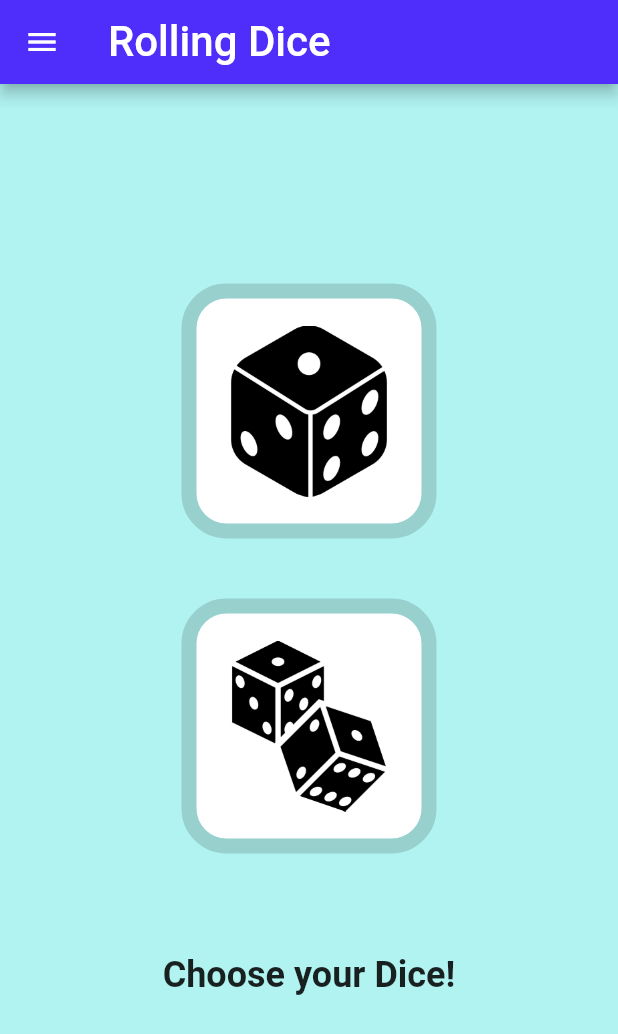
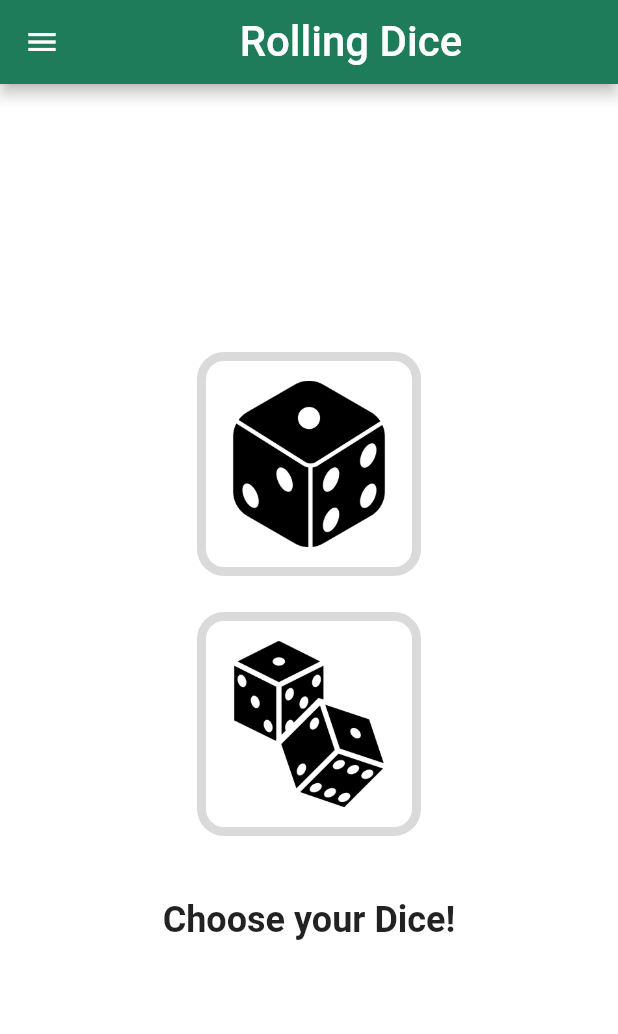
Before and after one commit to Inder-singh001/Rolling_dice_app, a Flutter app: the screen it shows after launch, on a phone screen of 412 x 824 dp. Shown: the top 1034 px of the screen. Run offline on Flutter 3.47's test engine with Material 2 defaults, Android fonts, the phone set to English and light mode, and no system bars.

Commit message:
changed_ui

```diff
--- a/app/lib/main.dart
+++ b/app/lib/main.dart
@@ -1,6 +1,7 @@
-// ignore_for_file: prefer_const_constructors, prefer_const_literals_to_create_immutables
+// ignore_for_file: prefer_const_constructors, prefer_const_literals_to_create_immutables, prefer_typing_uninitialized_variables, unused_field
 
 import 'package:flutter/material.dart';
+
 import 'package:rolling_dice/double_dice.dart';
 import 'package:rolling_dice/single_dice.dart';
 // import 'dart:math';
@@ -31,15 +32,56 @@ class Myhomepage extends StatefulWidget {
   State<Myhomepage> createState() => _MyhomepageState();
 }
 
-class _MyhomepageState extends State<Myhomepage> {
+class _MyhomepageState extends State<Myhomepage> with TickerProviderStateMixin {
+  // void setState(()){};
+  // final DecorationTween decorationTween = DecorationTween(
+  //     begin: BoxDecoration(
+  //       color: Color(0xFFFFFFFF),
+  //       border: Border.all(style: BorderStyle.none),
+  //       borderRadius: BorderRadius.circular(60.0),
+  //       boxShadow: const <BoxShadow>[
+  //         BoxShadow(
+  //           color: Color(0x66666666),
+  //           blurRadius: 10.0,
+  //           spreadRadius: 3.0,
+  //           offset: Offset(0, 6.0),
+  //         ),
+  //       ],
+  //     ),
+  //     end: BoxDecoration(
+  //       color: const Color(0xFFFFFFFF),
+  //       border: Border.all(
+  //         style: BorderStyle.none,
+  //       ),
+  //       borderRadius: BorderRadius.zero,
+  //     ));
+
+  // late final AnimationController _controller = AnimationController(
+  //   vsync: this,
+  //   duration: const Duration(seconds: 1),
+  // )..repeat(reverse: true);
+
+  // @override
+  // void dispose() {
+  //   _controller.dispose();
+  //   super.dispose();
   // }
+
+  double _size = 150;
+  bool _large = false;
+  void _updateSize() {
+    setState(() {
+      _size = _large ? 250 : 150;
+      _large = !_large;
+    });
+  }
 
   @override
   Widget build(BuildContext context) {
     return Scaffold(
-      backgroundColor: Color.fromARGB(219, 163, 241, 239),
+      backgroundColor: Color.fromARGB(219, 255, 255, 255),
       drawer: NavigationDrawer(
-        backgroundColor: Color.fromARGB(201, 200, 207, 225),
+        backgroundColor: Color.fromARGB(197, 254, 255, 255),
         children: [
           Center(
             child: ListTile(
@@ -59,11 +101,11 @@ class _MyhomepageState extends State<Myhomepage> {
         ],
       ),
       appBar: AppBar(
-        backgroundColor: Color.fromARGB(255, 79, 45, 250),
+        backgroundColor: Color.fromARGB(255, 31, 124, 91),
         title: Center(
           child: Row(
+            mainAxisAlignment: MainAxisAlignment.center,
             children: [
-              Column(),
               Text(
                 'Rolling Dice',
                 style: TextStyle(fontSize: 28),
@@ -72,33 +114,52 @@ class _MyhomepageState extends State<Myhomepage> {
           ),
         ),
       ),
-      body: Center(
+      body: LayoutBuilder(builder: (context, constraints) {
+        double pixelratio = MediaQuery.of(context).devicePixelRatio;
+        double padding = pixelratio * 8;
+        //Responisiveness
+        double width = constraints.maxWidth;
+        double height = constraints.maxHeight;
+
+        _size = (width < height) ? width / 3 : height / 3;
+
+        return Center(
           child: Column(
             mainAxisAlignment: MainAxisAlignment.center,
             children: [
-            Center(
-              child: Row(
+              Row(
                 mainAxisAlignment: MainAxisAlignment.center,
                 children: [
                   InkWell(
+                    child: MouseRegion(
+                      onEnter: (event) => _updateSize(),
+                      onExit: (event) => _updateSize(),
+                      onHover: (event) => _updateSize(),
+                      cursor: SystemMouseCursors.click,
+                      child: AnimatedSize(
+                        curve: Curves.elasticOut,
+                        duration: Duration(seconds: 1),
                         child: Container(
-                      width: 150,
-                      height: 150,
+                          width: _size,
+                          height: _size,
                           decoration: BoxDecoration(
                             color: Color.fromARGB(255, 255, 255, 255),
-                        borderRadius: BorderRadius.all(Radius.circular(20.0)),
+                            borderRadius:
+                                BorderRadius.all(Radius.circular(padding)),
                             border: Border.all(
                                 strokeAlign: BorderSide.strokeAlignOutside,
                                 style: BorderStyle.solid,
-                            width: 10.0,
+                                width: pixelratio * 4,
                                 color: Color.fromARGB(44, 38, 37, 39)),
                           ),
-                      margin: EdgeInsets.all(15.0),
-                      padding: EdgeInsets.all(8.0),
+                          margin: EdgeInsets.all(padding),
+                          padding: EdgeInsets.all(padding),
                           alignment: Alignment.centerLeft,
                           child: Padding(
-                        padding: const EdgeInsets.all(10.0),
+                            padding: EdgeInsets.all(padding / 10),
                             child: Image.asset('assets/images/dice.png'),
+                          ),
+                        ),
                       ),
                     ),
                     onTap: () {
@@ -110,31 +171,31 @@ class _MyhomepageState extends State<Myhomepage> {
                   ),
                 ],
               ),
-            ),
               Center(
                 child: Padding(
-                padding: const EdgeInsets.all(30.0),
+                  padding: EdgeInsets.all(padding),
                   child: Row(
                     mainAxisAlignment: MainAxisAlignment.center,
                     children: [
                       InkWell(
                         child: Container(
-                        width: 150,
-                        height: 150,
+                          width: _size,
+                          height: _size,
                           decoration: BoxDecoration(
                             color: Color.fromARGB(255, 255, 255, 255),
-                          borderRadius: BorderRadius.all(Radius.circular(20.0)),
+                            borderRadius:
+                                BorderRadius.all(Radius.circular(padding)),
                             border: Border.all(
                                 strokeAlign: BorderSide.strokeAlignOutside,
                                 style: BorderStyle.solid,
-                              width: 10.0,
+                                width: pixelratio * 4,
                                 color: Color.fromARGB(44, 38, 37, 39)),
                           ),
-                        margin: EdgeInsets.all(15.0),
-                        padding: EdgeInsets.all(8.0),
+                          margin: EdgeInsets.all(padding),
+                          padding: EdgeInsets.all(padding),
                           alignment: Alignment.centerRight,
                           child: Padding(
-                          padding: const EdgeInsets.all(10.0),
+                            padding: EdgeInsets.all(padding / 10),
                             child: Image.asset('assets/images/dice_double.png'),
                           ),
                         ),
@@ -151,7 +212,7 @@ class _MyhomepageState extends State<Myhomepage> {
                 ),
               ),
               Padding(
-              padding: const EdgeInsets.all(32.0),
+                padding: EdgeInsets.all(padding * 2),
                 child: Text(
                   'Choose your Dice!',
                   style: TextStyle(
@@ -162,7 +223,8 @@ class _MyhomepageState extends State<Myhomepage> {
               )
             ],
           ),
-      ),
+        );
+      }),
     );
   }
 }
```
Also changed, not shown: app/lib/double_dice.dart (+70 -18 lines), app/lib/single_dice.dart (+29 -6 lines). Lines whose indentation alone changed are shown as unchanged.
